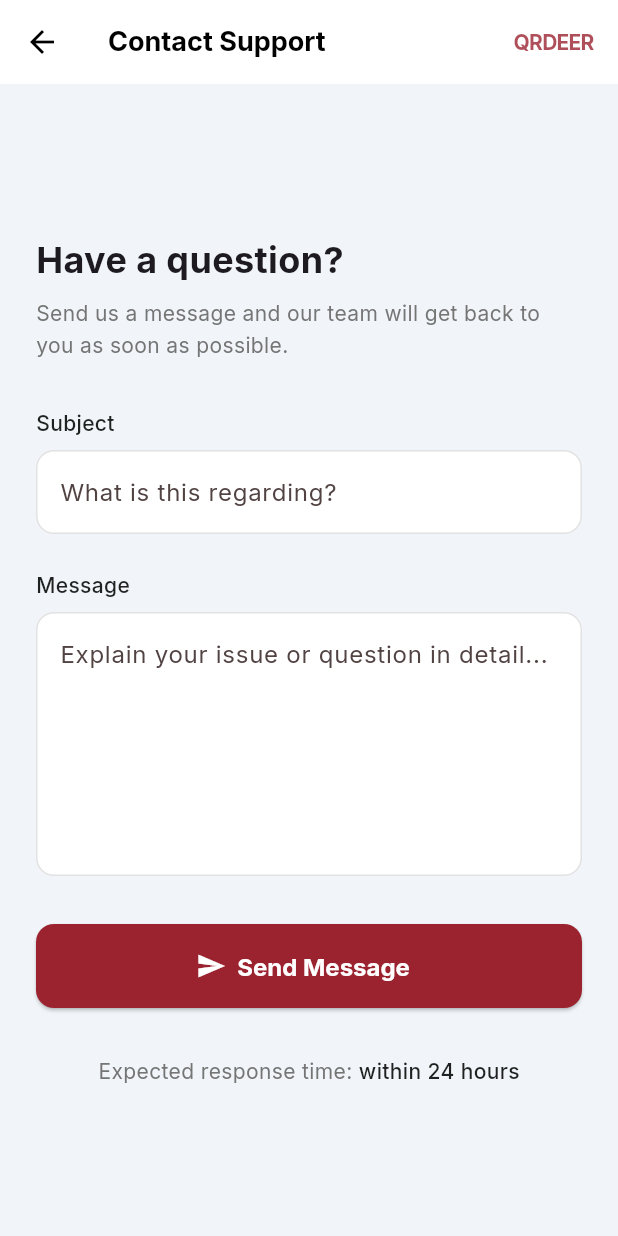
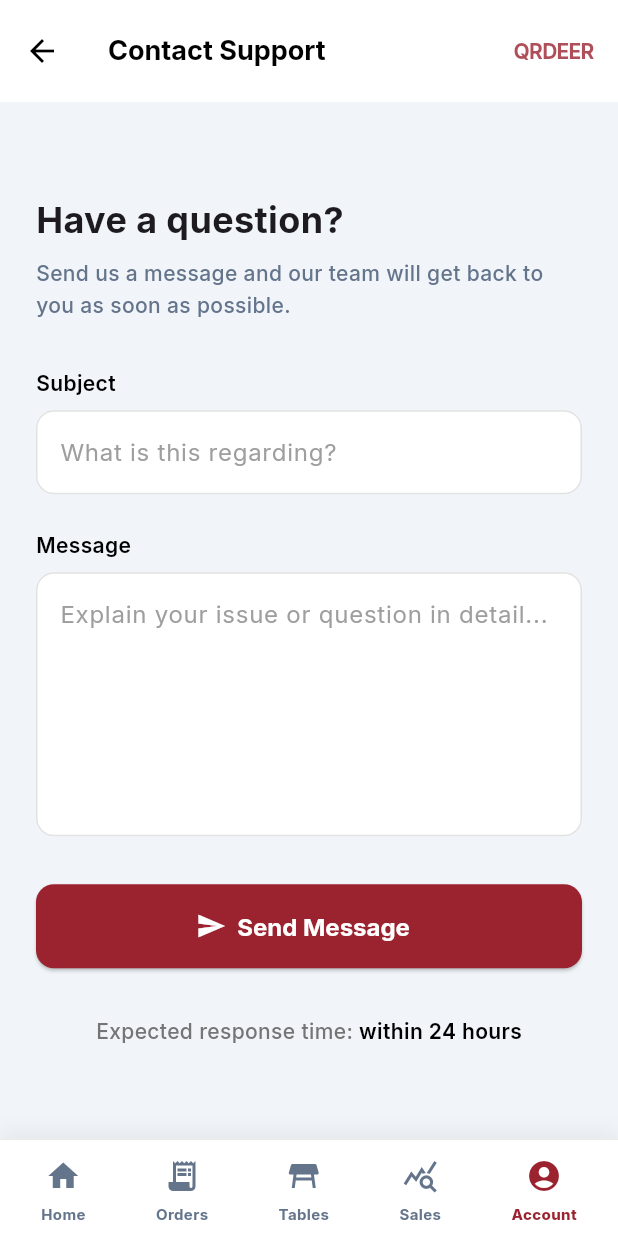
Before and after one commit to boumnijel-rayen/Qrdeer_Mobile, a Flutter app: the ContactScreen screen opened by its route, on a phone screen of 412 x 824 dp. Run offline on Flutter 3.47's test engine with Material 3 defaults, Android fonts, the phone set to English and light mode, and no system bars; our stand-ins replace go_router, google_fonts; network calls fail.

Commit message:
billing_screen change_password contact_screen edit_profile and email_verification first design version

```diff
--- a/lib/router.dart
+++ b/lib/router.dart
@@ -147,7 +147,6 @@ final GoRouter appRouter = GoRouter(
           routes: [
             GoRoute(
               path: 'edit-profile',
-              parentNavigatorKey: _rootNavigatorKey,
               builder: (context, state) => const EditProfileScreen(),
             ),
             GoRoute(
@@ -172,7 +171,6 @@ final GoRouter appRouter = GoRouter(
             ),
             GoRoute(
               path: 'contact',
-              parentNavigatorKey: _rootNavigatorKey,
               builder: (context, state) => const ContactScreen(),
             ),
           ],
--- a/lib/screens/account/contact_screen.dart
+++ b/lib/screens/account/contact_screen.dart
@@ -18,7 +18,8 @@ class ContactScreen extends StatelessWidget {
             }
           },
         ),
-        title: const Text('Contact Support'),
+        toolbarHeight: 68,
+        title: Text('Contact Support', style: GoogleFonts.inter(fontSize: 18, fontWeight: FontWeight.bold, color: Colors.black)),
         actions: [
           Padding(
             padding: const EdgeInsets.only(right: 16.0),
@@ -46,16 +47,17 @@ class ContactScreen extends StatelessWidget {
               const SizedBox(height: 8),
               Text(
                 'Send us a message and our team will get back to you as soon as possible.',
-                style: GoogleFonts.inter(fontSize: 14, color: Colors.grey[600], height: 1.5),
+                style: GoogleFonts.inter(fontSize: 14, color: AppTheme.secondColorLight, height: 1.5, fontWeight: FontWeight.w500),
               ),
               const SizedBox(height: 32),
 
               // Subject Field
-              Text('Subject', style: GoogleFonts.inter(fontSize: 14, fontWeight: FontWeight.w500, color: Colors.black87)),
+              Text('Subject', style: GoogleFonts.inter(fontSize: 14, fontWeight: FontWeight.w600, color: Colors.black)),
               const SizedBox(height: 8),
               TextFormField(
                 decoration: InputDecoration(
                   hintText: 'What is this regarding?',
+                  hintStyle: GoogleFonts.inter(fontSize: 16, color: Colors.grey),
                   filled: true,
                   fillColor: Colors.white,
                   border: OutlineInputBorder(
@@ -71,12 +73,13 @@ class ContactScreen extends StatelessWidget {
               const SizedBox(height: 24),
 
               // Message Field
-              Text('Message', style: GoogleFonts.inter(fontSize: 14, fontWeight: FontWeight.w500, color: Colors.black87)),
+              Text('Message', style: GoogleFonts.inter(fontSize: 14, fontWeight: FontWeight.w600, color: Colors.black)),
               const SizedBox(height: 8),
               TextFormField(
                 maxLines: 6,
                 decoration: InputDecoration(
                   hintText: 'Explain your issue or question in detail...',
+                  hintStyle: GoogleFonts.inter(fontSize: 16, color: Colors.grey),
                   filled: true,
                   fillColor: Colors.white,
                   border: OutlineInputBorder(
@@ -111,11 +114,11 @@ class ContactScreen extends StatelessWidget {
                 child: Text.rich(
                   TextSpan(
                     text: 'Expected response time: ',
-                    style: GoogleFonts.inter(fontSize: 14, color: Colors.grey[600]),
+                    style: GoogleFonts.inter(fontSize: 14, color: Colors.grey[600], fontWeight: FontWeight.w500),
                     children: [
                       TextSpan(
                         text: 'within 24 hours',
-                        style: GoogleFonts.inter(fontWeight: FontWeight.w500, color: Colors.black87),
+                        style: GoogleFonts.inter(fontWeight: FontWeight.w600, color: Colors.black),
                       ),
                     ],
                   ),
```
Also changed, not shown: lib/screens/account/billing_invoices_screen.dart (+5 -12 lines), lib/screens/account/edit_profile_screen.dart (+9 -8 lines), lib/screens/auth/change_password_screen.dart (+8 -8 lines), lib/screens/auth/email_verification_screen.dart (+5 -6 lines).
